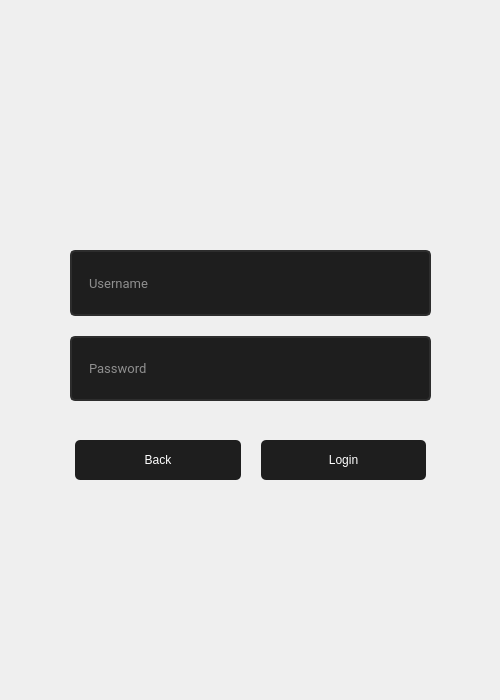
Old version of the form LoginAll.ui in the repository sheikhsufyan89/dsa_project.
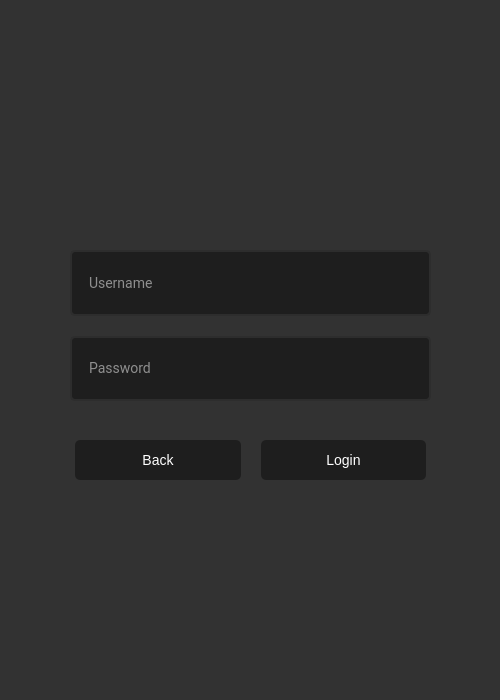
New version of the form.

Patch:
```diff
--- a/LoginAll.ui
+++ b/LoginAll.ui
@@ -15,9 +15,7 @@
   </property>
   <property name="styleSheet">
    <string notr="true">background-color: rgb(50, 50, 50);
-QHBoxLayout{
-background-color: rgb(30,30,30);
-}</string>
+font-size: 14px;</string>
   </property>
   <widget class="QWidget" name="verticalLayoutWidget_2">
    <property name="geometry">
@@ -49,7 +47,7 @@
       <property name="font">
        <font>
         <family>Roboto</family>
-        <pointsize>10</pointsize>
+        <pointsize>-1</pointsize>
        </font>
       </property>
       <property name="styleSheet">
@@ -87,7 +85,7 @@
       <property name="font">
        <font>
         <family>Roboto</family>
-        <pointsize>10</pointsize>
+        <pointsize>-1</pointsize>
        </font>
       </property>
       <property name="styleSheet">
```
